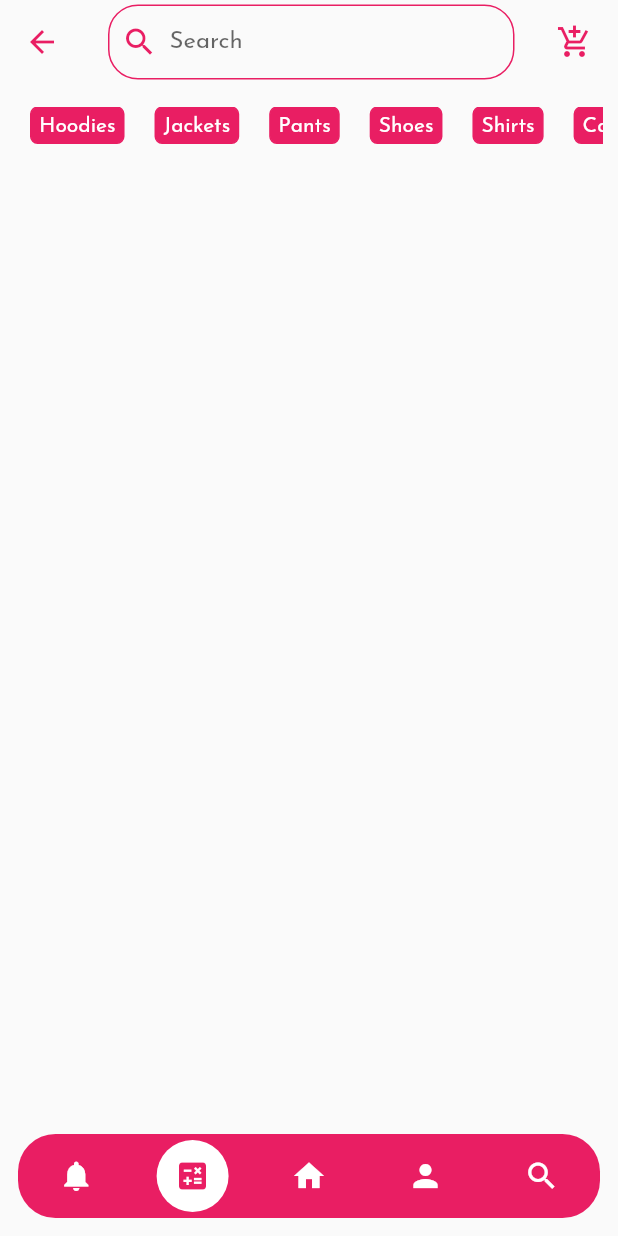
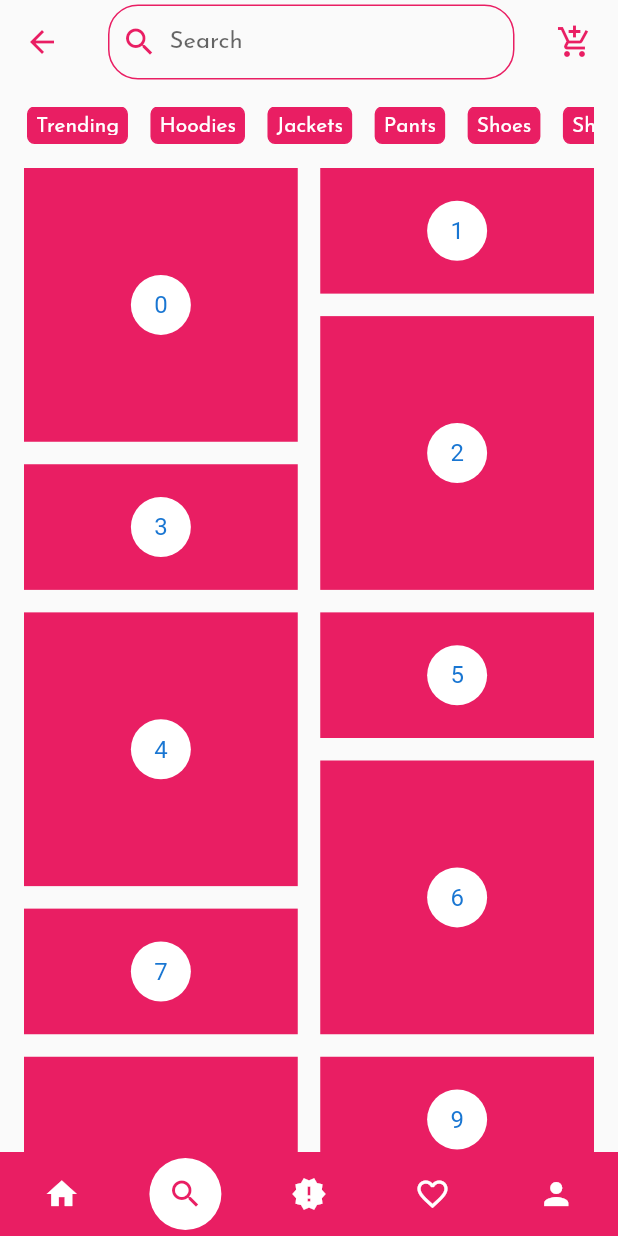
Before and after one commit to Rokrij/fewaclothing, a Flutter app: the BottomNavPage screen opened by its route, item 2 of the bottom bar chosen, on a phone screen of 412 x 824 dp. Run offline on Flutter 3.47's test engine with Material 2 defaults, Android fonts, the phone set to English and light mode, and no system bars; drawn by our look-alikes of flutter_snake_navigationbar; our stand-ins replace animated_splash_screen, cached_network_image, carousel_pro, google_fonts, page_transition, shared_preferences; accounts and stored records are empty; network calls fail.

Commit message:
staggered grid view

```diff
--- a/lib/bottom_navigator_page.dart
+++ b/lib/bottom_navigator_page.dart
@@ -5,7 +5,7 @@ import 'package:fewaclothing/search_page.dart';
 import 'package:fewaclothing/wishlist_page.dart';
 import 'package:flutter/material.dart';
 import 'package:flutter_snake_navigationbar/flutter_snake_navigationbar.dart';
-import 'widgets/fewa_drawer.dart';
+
 
 class BottomNavPage extends StatefulWidget {
   @override
@@ -14,13 +14,10 @@ class BottomNavPage extends StatefulWidget {
 
 class _BottomNavPageState extends State<BottomNavPage> {
 
-  ShapeBorder bottomBarShape = RoundedRectangleBorder(
-    borderRadius: BorderRadius.all(Radius.circular(25)),
-  );
+
   SnakeBarBehaviour snakeBarStyle = SnakeBarBehaviour.floating;
-  EdgeInsets padding = EdgeInsets.all(12);
 
-  SnakeShape snakeShape = SnakeShape.circle;
+
 
   bool showSelectedLabels = true;
   bool showUnselectedLabels = false;
@@ -45,9 +42,6 @@ class _BottomNavPageState extends State<BottomNavPage> {
       bottomNavigationBar: SnakeNavigationBar.color(
         elevation: 0,
         behaviour: snakeBarStyle,
-        snakeShape: snakeShape,
-        shape: bottomBarShape,
-         padding: padding,
         backgroundColor: Colors.pink,
         snakeViewColor: Colors.white,
         selectedItemColor: Colors.pink,
@@ -58,11 +52,11 @@ class _BottomNavPageState extends State<BottomNavPage> {
         currentIndex: _currentIndex,
         onTap: (index) => setState(() => _currentIndex = index),
         items: [
-          BottomNavigationBarItem(icon: Icon(Icons.notifications)),
-          BottomNavigationBarItem(icon: Icon(Icons.calculate)),
-          BottomNavigationBarItem(icon: Icon(Icons.home)),
-          BottomNavigationBarItem(icon: Icon(Icons.person)),
-          BottomNavigationBarItem(icon: Icon(Icons.search))
+          BottomNavigationBarItem(icon: Icon(Icons.home_sharp)),
+          BottomNavigationBarItem(icon: Icon(Icons.search_sharp)),
+          BottomNavigationBarItem(icon: Icon(Icons.new_releases_sharp)),
+          BottomNavigationBarItem(icon: Icon(Icons.favorite_border_sharp)),
+          BottomNavigationBarItem(icon: Icon(Icons.person_sharp)),
         ],
       ),
     );
--- a/lib/main.dart
+++ b/lib/main.dart
@@ -36,8 +36,9 @@ class MyApp extends StatelessWidget {
       theme: ThemeData(
         primaryColor: Colors.pink,
         textTheme: GoogleFonts.josefinSansTextTheme(
-          Theme.of(context).textTheme,
-        ),
+          Theme.of(context).textTheme,),
+        accentColor: Colors.pink[400],
+        accentColorBrightness: Brightness.light,
       ),
       routes: <String, WidgetBuilder>{
         'login': (BuildContext context) => LoginPage(),
--- a/lib/search_page.dart
+++ b/lib/search_page.dart
@@ -1,4 +1,6 @@
+import 'package:fewaclothing/widgets/staggered_grid_view.dart';
 import 'package:fewaclothing/widgets/search_bar_slider_widget.dart';
+import 'package:fewaclothing/widgets/staggered_grid_view.dart';
 import 'package:flutter/material.dart';
 import 'package:flutter/rendering.dart';
 class SearchPage extends StatelessWidget {
@@ -49,6 +51,8 @@ class SearchPage extends StatelessWidget {
         ListView(
           children: [
             SearchBarSlider(),
+            StaggeredImage(),
+
           ],
         )
     );
--- a/lib/widgets/search_bar_slider_widget.dart
+++ b/lib/widgets/search_bar_slider_widget.dart
@@ -9,15 +9,17 @@ class _SearchBarSliderState extends State<SearchBarSlider> {
   @override
   Widget build(BuildContext context) {
     return CustomScrollView(
+      physics: NeverScrollableScrollPhysics(),
       shrinkWrap: true,
       slivers:<Widget> [
         SliverToBoxAdapter(
           child: Container(
             height: 25,
-            margin: EdgeInsets.only(top: 15,left: 10,right: 10),
+            margin: EdgeInsets.only(top: 15,left: 8,right: 16),
             child: ListView(
               scrollDirection: Axis.horizontal,
               children: <Widget>[
+                _tagItem(("Trending")),
                 _tagItem("Hoodies"),
                 _tagItem("Jackets"),
                 _tagItem("Pants"),
@@ -37,7 +39,7 @@ class _SearchBarSliderState extends State<SearchBarSlider> {
   }
   Widget _tagItem(String title){
     return Container(
-      margin: EdgeInsets.only(left: 10,right: 10),
+      margin: EdgeInsets.only(left: 10,right: 5),
       child: Container(child: Text(title,style: TextStyle(color: Colors.white), ),margin: EdgeInsets.all(5),),
       decoration: BoxDecoration(
         color: Colors.pink,
--- /dev/null
+++ b/lib/widgets/staggered_grid_view.dart
@@ -0,0 +1,31 @@
+import 'package:flutter/material.dart';
+import 'package:flutter_staggered_grid_view/flutter_staggered_grid_view.dart';
+
+class StaggeredImage extends StatelessWidget {
+  @override
+  Widget build(BuildContext context) {
+    return SingleChildScrollView(
+      child: Padding(
+        padding: const EdgeInsets.all(16),
+        child: StaggeredGridView.countBuilder(
+          physics: NeverScrollableScrollPhysics(),
+          shrinkWrap: true,
+          crossAxisCount: 4,
+          itemCount: 20,
+          itemBuilder: (BuildContext context, int index) => new Container(
+              color: Colors.pink,
+              child: new Center(
+                child: new CircleAvatar(
+                  backgroundColor: Colors.white,
+                  child: new Text('$index'),
+                ),
+              )),
+          staggeredTileBuilder: (int index) =>
+          new StaggeredTile.count(2, index.isEven ? 2 : 1),
+          mainAxisSpacing: 15.0,
+          crossAxisSpacing: 15.0,
+        ),
+      ),
+    );
+  }
+}
--- a/lib/wishlist_page.dart
+++ b/lib/wishlist_page.dart
@@ -11,7 +11,7 @@ class WishListPage extends StatelessWidget {
         iconTheme: IconThemeData(color: Colors.pink),
       title: Text(
         'Fewa Clothing',
-        style: GoogleFonts.dancingScript(textStyle: TextStyle(color: Colors.pink,fontSize: 35),),
+        style: GoogleFonts.greatVibes(textStyle: TextStyle(color: Colors.pink,fontSize: 35),),
       ),),
       body: Text('This is WishList Page'),
     );
```
